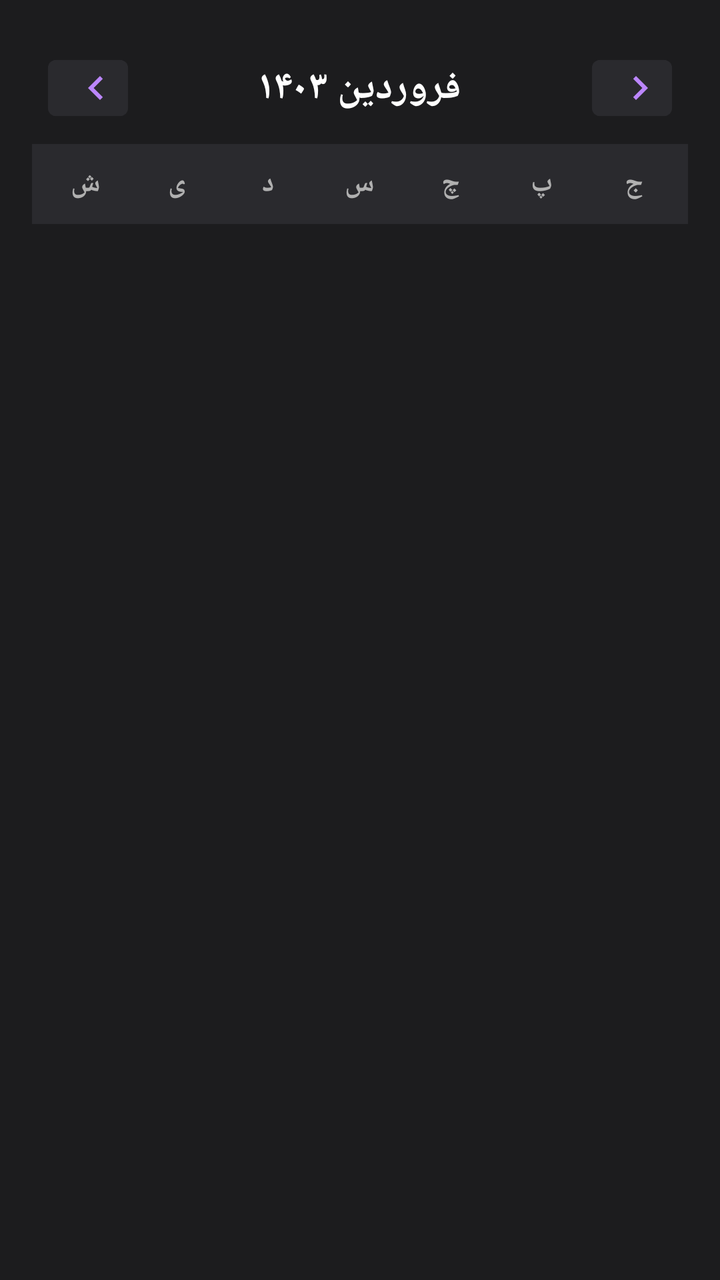
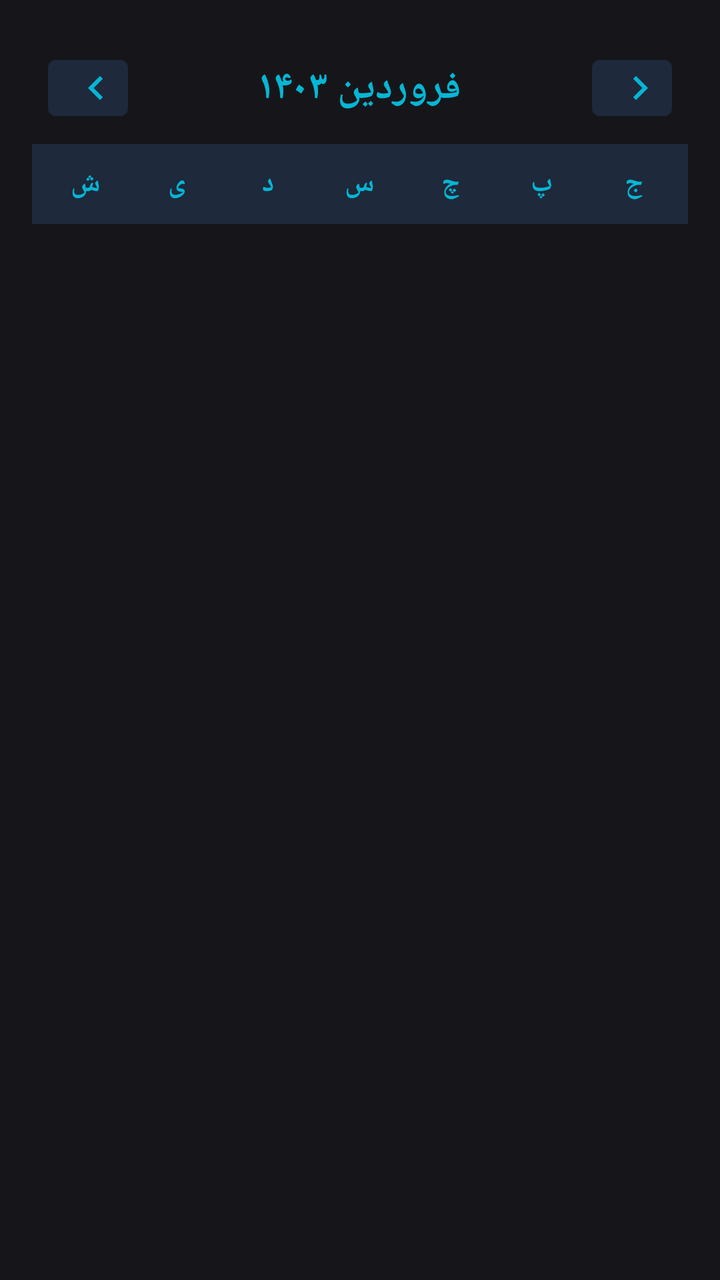

Screens rendered from an Android XML layout before and after an edit, with the pre-edit source and the edit as a unified diff.
<!-- AndroidManifest.xml: application theme Theme.TaskApp -->
<!-- res/layout/dialog_shamsi_material_calendar.xml -->
<?xml version="1.0" encoding="utf-8"?>
<androidx.constraintlayout.widget.ConstraintLayout
    xmlns:android="http://schemas.android.com/apk/res/android"
    xmlns:app="http://schemas.android.com/apk/res-auto"
    android:layout_width="match_parent"
    android:layout_height="wrap_content"
    android:background="@color/surface_dark"
    android:padding="16dp">

    
    <LinearLayout
        android:id="@+id/calendarHeader"
        android:layout_width="match_parent"
        android:layout_height="wrap_content"
        android:orientation="horizontal"
        android:gravity="center_vertical"
        android:padding="8dp"
        app:layout_constraintTop_toTopOf="parent"
        app:layout_constraintStart_toStartOf="parent"
        app:layout_constraintEnd_toEndOf="parent">

        <com.google.android.material.button.MaterialButton
            android:id="@+id/btnNextMonth"
            style="@style/Widget.MaterialComponents.Button.Icon"
            android:layout_width="40dp"
            android:layout_height="40dp"
            android:backgroundTint="@color/surface_variant_dark"
            app:icon="@drawable/ic_chevron_left"
            app:iconTint="@color/accent_purple" />

        <TextView
            android:id="@+id/txtMonthYear"
            android:layout_width="0dp"
            android:layout_height="wrap_content"
            android:layout_weight="1"
            android:text="فروردین ۱۴۰۳"
            android:textColor="@color/text_primary_dark"
            android:textSize="20sp"
            android:textStyle="bold"
            android:textAlignment="center"
            android:fontFamily="sans-serif-medium" />

        <com.google.android.material.button.MaterialButton
            android:id="@+id/btnPrevMonth"
            style="@style/Widget.MaterialComponents.Button.Icon"
            android:layout_width="40dp"
            android:layout_height="40dp"
            android:backgroundTint="@color/surface_variant_dark"
            app:icon="@drawable/ic_chevron_right"
            app:iconTint="@color/accent_purple" />
    </LinearLayout>

    
    <LinearLayout
        android:id="@+id/weekDayHeader"
        android:layout_width="match_parent"
        android:layout_height="40dp"
        android:orientation="horizontal"
        android:background="@color/surface_variant_dark"
        android:padding="4dp"
        app:layout_constraintTop_toBottomOf="@id/calendarHeader"
        app:layout_constraintStart_toStartOf="parent"
        app:layout_constraintEnd_toEndOf="parent">

        <TextView
            android:layout_width="0dp"
            android:layout_height="match_parent"
            android:layout_weight="1"
            android:text="ش"
            android:textColor="@color/text_secondary_dark"
            android:textSize="14sp"
            android:textStyle="bold"
            android:gravity="center"
            android:fontFamily="sans-serif" />

        <TextView
            android:layout_width="0dp"
            android:layout_height="match_parent"
            android:layout_weight="1"
            android:text="ی"
            android:textColor="@color/text_secondary_dark"
            android:textSize="14sp"
            android:textStyle="bold"
            android:gravity="center"
            android:fontFamily="sans-serif" />

        <TextView
            android:layout_width="0dp"
            android:layout_height="match_parent"
            android:layout_weight="1"
            android:text="د"
            android:textColor="@color/text_secondary_dark"
            android:textSize="14sp"
            android:textStyle="bold"
            android:gravity="center"
            android:fontFamily="sans-serif" />

        <TextView
            android:layout_width="0dp"
            android:layout_height="match_parent"
            android:layout_weight="1"
            android:text="س"
            android:textColor="@color/text_secondary_dark"
            android:textSize="14sp"
            android:textStyle="bold"
            android:gravity="center"
            android:fontFamily="sans-serif" />

        <TextView
            android:layout_width="0dp"
            android:layout_height="match_parent"
            android:layout_weight="1"
            android:text="چ"
            android:textColor="@color/text_secondary_dark"
            android:textSize="14sp"
            android:textStyle="bold"
            android:gravity="center"
            android:fontFamily="sans-serif" />

        <TextView
            android:layout_width="0dp"
            android:layout_height="match_parent"
            android:layout_weight="1"
            android:text="پ"
            android:textColor="@color/text_secondary_dark"
            android:textSize="14sp"
            android:textStyle="bold"
            android:gravity="center"
            android:fontFamily="sans-serif" />

        <TextView
            android:layout_width="0dp"
            android:layout_height="match_parent"
            android:layout_weight="1"
            android:text="ج"
            android:textColor="@color/text_secondary_dark"
            android:textSize="14sp"
            android:textStyle="bold"
            android:gravity="center"
            android:fontFamily="sans-serif" />
    </LinearLayout>

    
    <androidx.recyclerview.widget.RecyclerView
        android:id="@+id/calendarGrid"
        android:layout_width="match_parent"
        android:layout_height="wrap_content"
        android:layout_marginTop="8dp"
        android:background="@color/surface_dark"
        app:layoutManager="androidx.recyclerview.widget.GridLayoutManager"
        app:spanCount="7"
        app:layout_constraintTop_toBottomOf="@id/weekDayHeader"
        app:layout_constraintStart_toStartOf="parent"
        app:layout_constraintEnd_toEndOf="parent"
        app:layout_constraintBottom_toBottomOf="parent" />

</androidx.constraintlayout.widget.ConstraintLayout>
<!-- resources referenced by this layout -->
<resources>
  <color name="accent_purple">#FFBB86FC</color>
  <color name="surface_dark">#FF1C1C1E</color>
  <color name="surface_variant_dark">#FF2A2A2E</color>
  <color name="text_primary_dark">#FFFFFFFF</color>
  <color name="text_secondary_dark">#FFB0B0B0</color>
  <!-- drawable ic_chevron_left (drawable) -->
  <vector android:height="24dp" android:tint="#000000"
      android:viewportHeight="24" android:viewportWidth="24"
      android:width="24dp" xmlns:android="http://schemas.android.com/apk/res/android">
      <path android:fillColor="@android:color/white" android:pathData="M15.41,7.41L14,6l-6,6 6,6 1.41,-1.41L10.83,12z"/>
  </vector>
  <!-- drawable ic_chevron_right (drawable) -->
  <vector android:height="24dp" android:tint="#000000"
      android:viewportHeight="24" android:viewportWidth="24"
      android:width="24dp" xmlns:android="http://schemas.android.com/apk/res/android">
      <path android:fillColor="@android:color/white" android:pathData="M10,6L8.59,7.41 13.17,12l-4.58,4.59L10,18l6,-6z"/>
  </vector>
  <style name="Theme.TaskApp" parent="Theme.MaterialComponents.NoActionBar">
          
          <item name="colorPrimary">@color/purple_500</item>
          <item name="colorPrimaryVariant">@color/purple_700</item>
          <item name="colorOnPrimary">@color/white</item>
          
          
          <item name="colorSecondary">@color/teal_200</item>
          <item name="colorSecondaryVariant">@color/teal_700</item>
          <item name="colorOnSecondary">@color/black</item>
          
          
          <item name="android:colorBackground">@color/background_dark</item>
          <item name="colorSurface">@color/surface_dark</item>
          <item name="colorOnSurface">@color/text_primary_dark</item>
          
          
          <item name="android:statusBarColor">@color/purple_700</item>
          <item name="android:navigationBarColor">@color/background_dark</item>
          
          
          <item name="android:textColorPrimary">@color/text_primary_dark</item>
          <item name="android:textColorSecondary">@color/text_secondary_dark</item>
          
          
          <item name="colorControlNormal">@color/accent_purple</item>
          <item name="colorControlActivated">@color/accent_blue</item>
          <item name="colorControlHighlight">@color/accent_purple</item>
          
          
          <item name="colorSwitchThumbNormal">@color/surface_variant_dark</item>
      </style>
  <color name="purple_500">#FF6200EE</color>
  <color name="purple_700">#FF3700B3</color>
  <color name="white">#FFFFFFFF</color>
  <color name="teal_200">#FF03DAC6</color>
  <color name="teal_700">#FF0288D1</color>
  <color name="black">#FF000000</color>
  <color name="background_dark">#FF0F0F0F</color>
  <color name="accent_blue">#FF03DAC6</color>
</resources>

<!-- the commit's change to res/layout/dialog_shamsi_material_calendar.xml (unified diff, before → after) -->
@@ -24,9 +24,9 @@
             style="@style/Widget.MaterialComponents.Button.Icon"
             android:layout_width="40dp"
             android:layout_height="40dp"
-            android:backgroundTint="@color/surface_variant_dark"
+            android:backgroundTint="@color/calendar_header_bg"
             app:icon="@drawable/ic_chevron_left"
-            app:iconTint="@color/accent_purple" />
+            app:iconTint="@color/accent_cyan" />
 
         <TextView
             android:id="@+id/txtMonthYear"
@@ -34,7 +34,7 @@
             android:layout_height="wrap_content"
             android:layout_weight="1"
             android:text="فروردین ۱۴۰۳"
-            android:textColor="@color/text_primary_dark"
+            android:textColor="@color/accent_cyan"
             android:textSize="20sp"
             android:textStyle="bold"
             android:textAlignment="center"
@@ -45,9 +45,9 @@
             style="@style/Widget.MaterialComponents.Button.Icon"
             android:layout_width="40dp"
             android:layout_height="40dp"
-            android:backgroundTint="@color/surface_variant_dark"
+            android:backgroundTint="@color/calendar_header_bg"
             app:icon="@drawable/ic_chevron_right"
-            app:iconTint="@color/accent_purple" />
+            app:iconTint="@color/accent_cyan" />
     </LinearLayout>
 
     
@@ -56,7 +56,7 @@
         android:layout_width="match_parent"
         android:layout_height="40dp"
         android:orientation="horizontal"
-        android:background="@color/surface_variant_dark"
+        android:background="@color/calendar_header_bg"
         android:padding="4dp"
         app:layout_constraintTop_toBottomOf="@id/calendarHeader"
         app:layout_constraintStart_toStartOf="parent"
@@ -67,7 +67,7 @@
             android:layout_height="match_parent"
             android:layout_weight="1"
             android:text="ش"
-            android:textColor="@color/text_secondary_dark"
+            android:textColor="@color/accent_cyan"
             android:textSize="14sp"
             android:textStyle="bold"
             android:gravity="center"
@@ -78,7 +78,7 @@
             android:layout_height="match_parent"
             android:layout_weight="1"
             android:text="ی"
-            android:textColor="@color/text_secondary_dark"
+            android:textColor="@color/accent_cyan"
             android:textSize="14sp"
             android:textStyle="bold"
             android:gravity="center"
@@ -89,7 +89,7 @@
             android:layout_height="match_parent"
             android:layout_weight="1"
             android:text="د"
-            android:textColor="@color/text_secondary_dark"
+            android:textColor="@color/accent_cyan"
             android:textSize="14sp"
             android:textStyle="bold"
             android:gravity="center"
@@ -100,7 +100,7 @@
             android:layout_height="match_parent"
             android:layout_weight="1"
             android:text="س"
-            android:textColor="@color/text_secondary_dark"
+            android:textColor="@color/accent_cyan"
             android:textSize="14sp"
             android:textStyle="bold"
             android:gravity="center"
@@ -111,7 +111,7 @@
             android:layout_height="match_parent"
             android:layout_weight="1"
             android:text="چ"
-            android:textColor="@color/text_secondary_dark"
+            android:textColor="@color/accent_cyan"
             android:textSize="14sp"
             android:textStyle="bold"
             android:gravity="center"
@@ -122,7 +122,7 @@
             android:layout_height="match_parent"
             android:layout_weight="1"
             android:text="پ"
-            android:textColor="@color/text_secondary_dark"
+            android:textColor="@color/accent_cyan"
             android:textSize="14sp"
             android:textStyle="bold"
             android:gravity="center"
@@ -133,7 +133,7 @@
             android:layout_height="match_parent"
             android:layout_weight="1"
             android:text="ج"
-            android:textColor="@color/text_secondary_dark"
+            android:textColor="@color/accent_cyan"
             android:textSize="14sp"
             android:textStyle="bold"
             android:gravity="center"
<!-- resource entries referenced after the edit -->
@@ -1,10 +1,12 @@
 <!-- resources referenced by this layout -->
 <resources>
-  <color name="accent_purple">#FFBB86FC</color>
-  <color name="surface_dark">#FF1C1C1E</color>
-  <color name="surface_variant_dark">#FF2A2A2E</color>
-  <color name="text_primary_dark">#FFFFFFFF</color>
-  <color name="text_secondary_dark">#FFB0B0B0</color>
+  <color name="accent_cyan">#FF06B6D4</color>
+  <color name="calendar_header_bg">#FF1E293B</color>
+  <color name="accent_purple">#FF8B5CF6</color>
+  <color name="surface_dark">#FF16161A</color>
+  <color name="surface_variant_dark">#FF1F1F23</color>
+  <color name="text_primary_dark">#FFF8FAFC</color>
+  <color name="text_secondary_dark">#FF94A3B8</color>
   <!-- drawable ic_chevron_left (drawable) -->
   <vector android:height="24dp" android:tint="#000000"
       android:viewportHeight="24" android:viewportWidth="24"
@@ -42,20 +44,20 @@
           <item name="android:textColorSecondary">@color/text_secondary_dark</item>
           
           
-          <item name="colorControlNormal">@color/accent_purple</item>
-          <item name="colorControlActivated">@color/accent_blue</item>
+          <item name="colorControlNormal">@color/accent_blue</item>
+          <item name="colorControlActivated">@color/accent_purple</item>
           <item name="colorControlHighlight">@color/accent_purple</item>
           
           
           <item name="colorSwitchThumbNormal">@color/surface_variant_dark</item>
       </style>
-  <color name="purple_500">#FF6200EE</color>
-  <color name="purple_700">#FF3700B3</color>
+  <color name="purple_500">#FF4F46E5</color>
+  <color name="purple_700">#FF4338CA</color>
   <color name="white">#FFFFFFFF</color>
-  <color name="teal_200">#FF03DAC6</color>
-  <color name="teal_700">#FF0288D1</color>
+  <color name="teal_200">#FF8B5CF6</color>
+  <color name="teal_700">#FF7C3AED</color>
   <color name="black">#FF000000</color>
-  <color name="background_dark">#FF0F0F0F</color>
-  <color name="accent_blue">#FF03DAC6</color>
+  <color name="background_dark">#FF0A0A0A</color>
+  <color name="accent_blue">#FF3B82F6</color>
 </resources>
 
